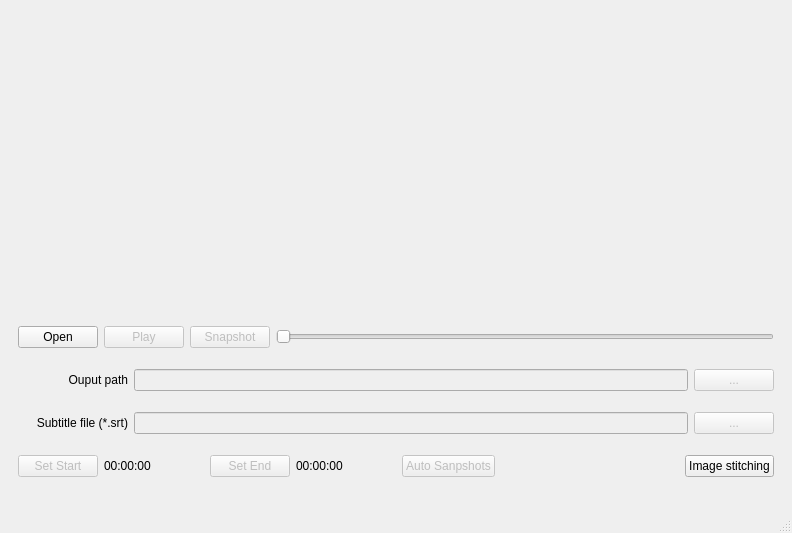
First picture: the form in src/windows/video_player_window.ui, repository shootsoft/PlutoVideoSnapshoter, before the edit.
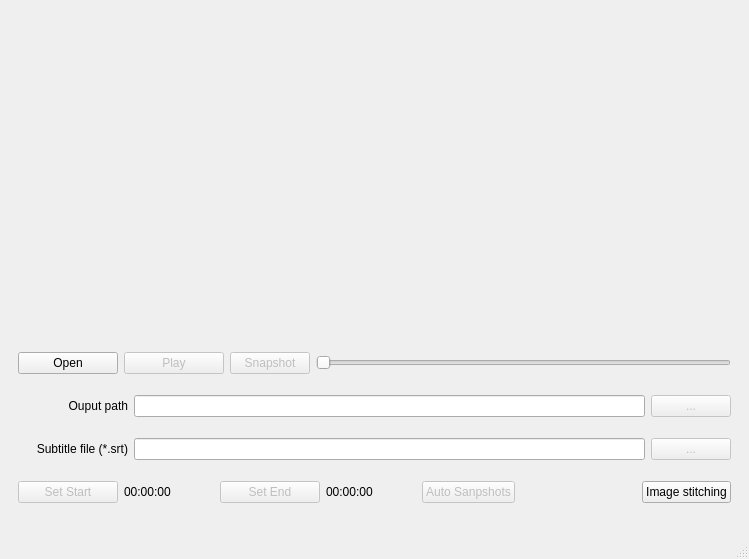
Second picture: the form after the edit.

The edit to the form file:
```diff
--- a/src/windows/video_player_window.ui
+++ b/src/windows/video_player_window.ui
@@ -6,8 +6,8 @@
    <rect>
     <x>0</x>
     <y>0</y>
-    <width>792</width>
-    <height>533</height>
+    <width>749</width>
+    <height>559</height>
    </rect>
   </property>
   <property name="windowTitle">
@@ -44,6 +44,12 @@
         <layout class="QHBoxLayout" name="horizontalLayout">
          <item>
           <widget class="QPushButton" name="openButton">
+           <property name="minimumSize">
+            <size>
+             <width>100</width>
+             <height>0</height>
+            </size>
+           </property>
            <property name="text">
             <string>Open</string>
            </property>
@@ -54,6 +60,18 @@
            <property name="enabled">
             <bool>false</bool>
            </property>
+           <property name="minimumSize">
+            <size>
+             <width>100</width>
+             <height>0</height>
+            </size>
+           </property>
+           <property name="maximumSize">
+            <size>
+             <width>100</width>
+             <height>16777215</height>
+            </size>
+           </property>
            <property name="text">
             <string>Play</string>
            </property>
@@ -99,7 +117,10 @@
          <item>
           <widget class="QLineEdit" name="outputPathEdit">
            <property name="enabled">
-            <bool>false</bool>
+            <bool>true</bool>
+           </property>
+           <property name="readOnly">
+            <bool>true</bool>
            </property>
           </widget>
          </item>
@@ -136,7 +157,10 @@
          <item>
           <widget class="QLineEdit" name="subtitlePathEdit">
            <property name="enabled">
-            <bool>false</bool>
+            <bool>true</bool>
+           </property>
+           <property name="readOnly">
+            <bool>true</bool>
            </property>
           </widget>
          </item>
@@ -159,6 +183,12 @@
            <property name="enabled">
             <bool>false</bool>
            </property>
+           <property name="minimumSize">
+            <size>
+             <width>100</width>
+             <height>0</height>
+            </size>
+           </property>
            <property name="text">
             <string>Set Start</string>
            </property>
@@ -168,13 +198,13 @@
           <widget class="QLabel" name="startLabel">
            <property name="minimumSize">
             <size>
-             <width>100</width>
+             <width>90</width>
              <height>0</height>
             </size>
            </property>
            <property name="maximumSize">
             <size>
-             <width>100</width>
+             <width>90</width>
              <height>16777215</height>
             </size>
            </property>
@@ -188,6 +218,12 @@
            <property name="enabled">
             <bool>false</bool>
            </property>
+           <property name="minimumSize">
+            <size>
+             <width>100</width>
+             <height>0</height>
+            </size>
+           </property>
            <property name="text">
             <string>Set End</string>
            </property>
@@ -197,13 +233,13 @@
           <widget class="QLabel" name="endLabel">
            <property name="minimumSize">
             <size>
-             <width>100</width>
+             <width>90</width>
              <height>0</height>
             </size>
            </property>
            <property name="maximumSize">
             <size>
-             <width>100</width>
+             <width>90</width>
              <height>16777215</height>
             </size>
            </property>
@@ -259,7 +295,14 @@
     </rect>
    </property>
   </widget>
-  <widget class="QStatusBar" name="statusbar"/>
+  <widget class="QStatusBar" name="statusbar">
+   <property name="maximumSize">
+    <size>
+     <width>4096</width>
+     <height>16777215</height>
+    </size>
+   </property>
+  </widget>
  </widget>
  <resources/>
  <connections/>
```
Left out of the diff: 12 changed lines with no effect on the pictures.
